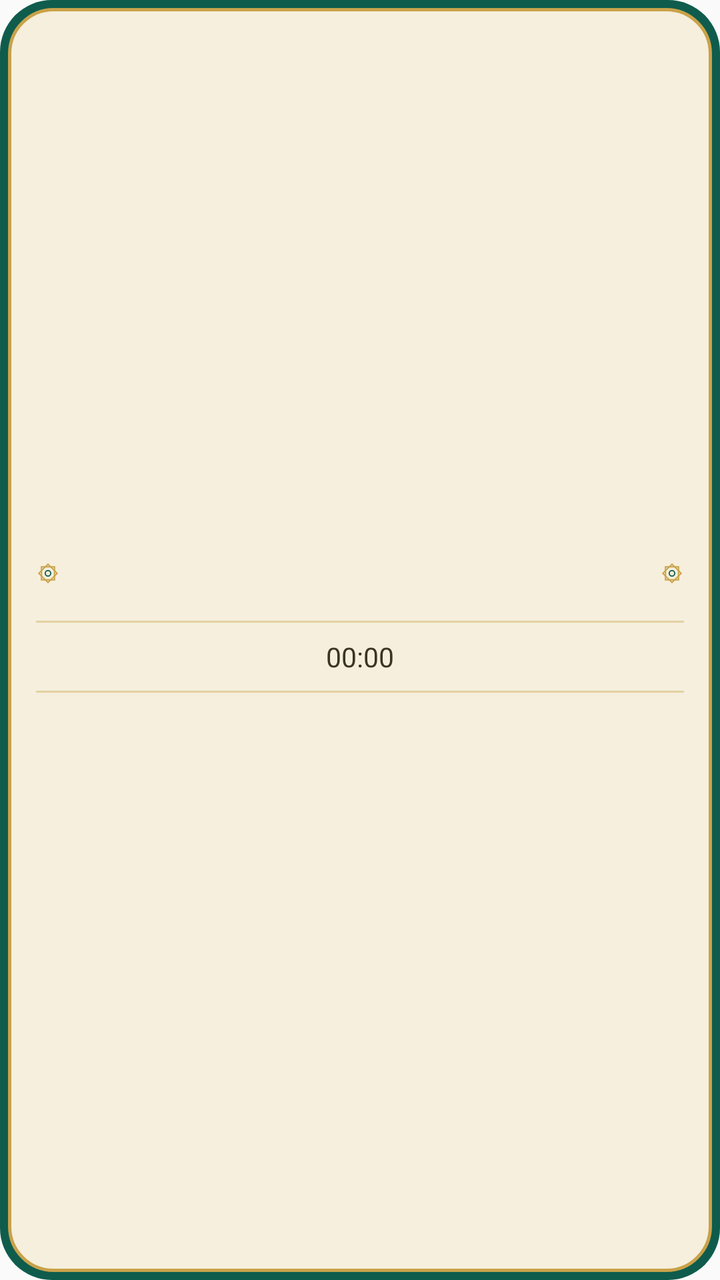
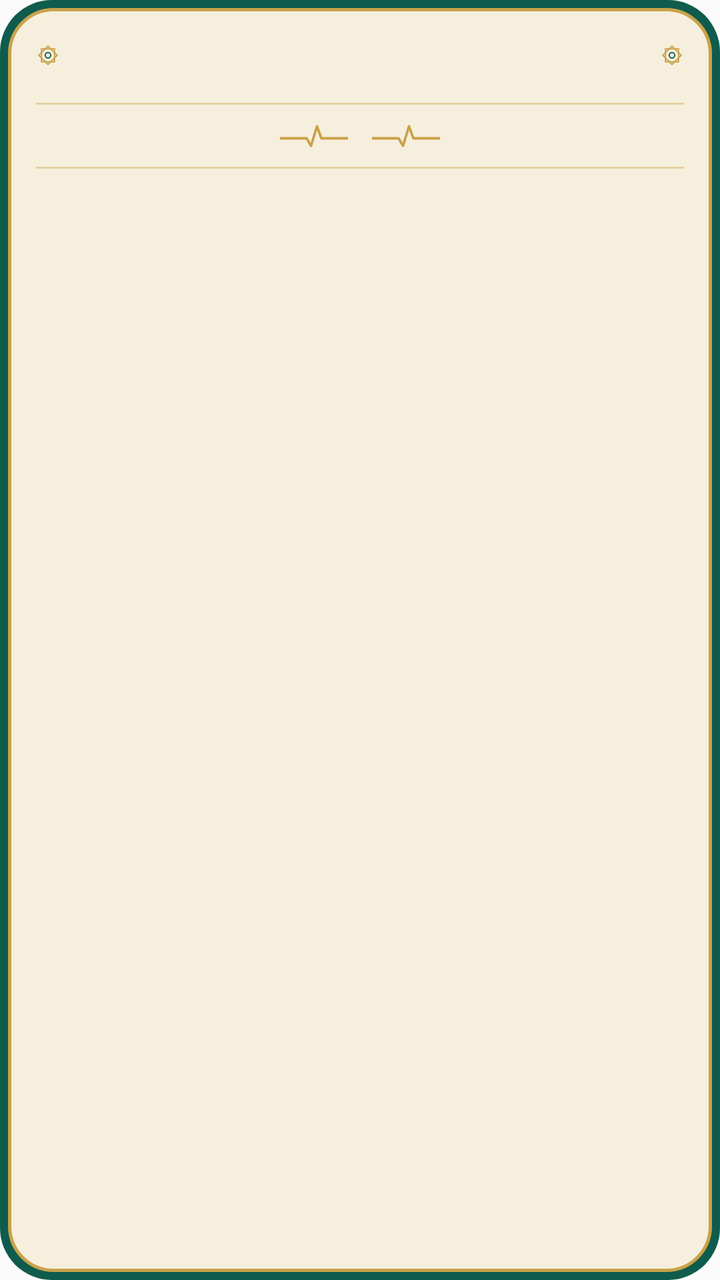

Before-and-after screenshots of an Android layout around one commit, followed by the original layout XML and the change that was made.
<!-- AndroidManifest.xml: application theme AppTheme -->
<!-- res/layout/widget_day.xml -->
<?xml version="1.0" encoding="utf-8"?>
<FrameLayout xmlns:android="http://schemas.android.com/apk/res/android"
    android:id="@+id/hroot" android:layout_width="match_parent" android:layout_height="match_parent">
    <ImageView android:layout_width="match_parent" android:layout_height="match_parent" android:scaleType="fitXY" android:src="@drawable/hw_edge" />
    <ImageView android:layout_width="match_parent" android:layout_height="match_parent" android:layout_margin="4dp" android:scaleType="fitXY" android:src="@drawable/hw_face" />
    <LinearLayout android:layout_width="match_parent" android:layout_height="match_parent" android:layoutDirection="rtl"
        android:gravity="center_vertical" android:orientation="vertical" android:paddingLeft="18dp" android:paddingRight="18dp" android:paddingTop="10dp" android:paddingBottom="10dp">

        
        <LinearLayout android:layout_width="match_parent" android:layout_height="wrap_content" android:gravity="center" android:orientation="horizontal">
            <ImageView android:layout_width="12dp" android:layout_height="12dp" android:src="@drawable/widget_star" />
            <LinearLayout android:layout_width="0dp" android:layout_weight="1" android:layout_height="wrap_content" android:gravity="center" android:orientation="vertical">
                <TextView android:id="@+id/hhijri" android:layout_width="wrap_content" android:layout_height="wrap_content" android:includeFontPadding="false"
                    android:fontFamily="serif" android:textStyle="bold" android:textSize="16sp" android:textColor="#0F5C4D" android:maxLines="1" android:textDirection="rtl" />
                <TextView android:id="@+id/hgreg" android:layout_width="wrap_content" android:layout_height="wrap_content"
                    android:textSize="12sp" android:textColor="#6B6650" android:maxLines="1" android:textDirection="rtl" />
            </LinearLayout>
            <ImageView android:layout_width="12dp" android:layout_height="12dp" android:src="@drawable/widget_star" />
        </LinearLayout>

        <ImageView android:layout_width="match_parent" android:layout_height="1dp" android:layout_marginTop="6dp" android:layout_marginBottom="6dp" android:scaleType="fitXY" android:src="@drawable/hw_rule" />

        
        <LinearLayout android:layout_width="match_parent" android:layout_height="wrap_content" android:gravity="center" android:orientation="horizontal">
            <TextView android:id="@+id/pname" android:layout_width="wrap_content" android:layout_height="wrap_content"
                android:fontFamily="serif" android:textStyle="bold" android:textSize="16sp" android:textColor="#0F5C4D" android:maxLines="1" />
            <Chronometer android:id="@+id/pcount" android:layout_width="wrap_content" android:layout_height="wrap_content" android:layout_marginStart="10dp"
                android:textSize="13.5sp" android:textColor="#3B3424" android:textDirection="rtl" />
            <TextView android:id="@+id/pnow" android:layout_width="wrap_content" android:layout_height="wrap_content" android:layout_marginStart="10dp" android:visibility="gone"
                android:textStyle="bold" android:textSize="13.5sp" android:textColor="#B8892E" />
            <TextView android:id="@+id/ptime" android:layout_width="wrap_content" android:layout_height="wrap_content" android:layout_marginStart="10dp"
                android:textSize="12sp" android:textColor="#8A7A50" />
        </LinearLayout>

        <ImageView android:layout_width="match_parent" android:layout_height="1dp" android:layout_marginTop="6dp" android:layout_marginBottom="6dp" android:scaleType="fitXY" android:src="@drawable/hw_rule" />

        
        <LinearLayout android:layout_width="match_parent" android:layout_height="wrap_content" android:gravity="center_vertical" android:orientation="horizontal">
            <TextView android:id="@+id/ttext" android:layout_width="0dp" android:layout_weight="1" android:layout_height="wrap_content"
                android:fontFamily="serif" android:textSize="14sp" android:textColor="#1D2A28" android:maxLines="3" android:ellipsize="end"
                android:lineSpacingMultiplier="0.95" android:textDirection="rtl" android:gravity="start|center_vertical" />
            <TextView android:id="@+id/tdone" android:layout_width="wrap_content" android:layout_height="wrap_content" android:layout_marginStart="8dp"
                android:background="@drawable/hw_btn" android:paddingLeft="13dp" android:paddingRight="13dp" android:paddingTop="6dp" android:paddingBottom="6dp"
                android:text="فعلتُها" android:textStyle="bold" android:textSize="13sp" android:textColor="#FFFFFF" android:visibility="gone" />
        </LinearLayout>
    </LinearLayout>
</FrameLayout>
<!-- resources referenced by this layout -->
<resources>
  <!-- drawable hw_btn (drawable) -->
  <?xml version="1.0" encoding="utf-8"?>
  <shape xmlns:android="http://schemas.android.com/apk/res/android" android:shape="rectangle">
      <solid android:color="#0F5C4D" />
      <corners android:radius="20dp" />
  </shape>
  <!-- drawable hw_edge (drawable) -->
  <?xml version="1.0" encoding="utf-8"?>
  <shape xmlns:android="http://schemas.android.com/apk/res/android" android:shape="rectangle">
      <solid android:color="#0F5C4D" />
      <corners android:radius="26dp" />
  </shape>
  <!-- drawable hw_face (drawable) -->
  <?xml version="1.0" encoding="utf-8"?>
  <shape xmlns:android="http://schemas.android.com/apk/res/android" android:shape="rectangle">
      <solid android:color="#F6EFDD" />
      <stroke android:width="1.5dp" android:color="#C9A24A" />
      <corners android:radius="22dp" />
  </shape>
  <!-- drawable hw_rule (drawable) -->
  <?xml version="1.0" encoding="utf-8"?>
  <shape xmlns:android="http://schemas.android.com/apk/res/android" android:shape="rectangle">
      <solid android:color="#66C9A24A" />
  </shape>
  <!-- drawable widget_star (drawable) -->
  <?xml version="1.0" encoding="utf-8"?>
  <vector xmlns:android="http://schemas.android.com/apk/res/android"
      android:width="24dp" android:height="24dp" android:viewportWidth="24" android:viewportHeight="24">
      <path android:pathData="M5.5,5.5 L18.5,5.5 L18.5,18.5 L5.5,18.5 Z" android:strokeColor="#C9A24A" android:strokeWidth="1.3" android:fillColor="#00000000" />
      <path android:pathData="M12,2.8 L21.2,12 L12,21.2 L2.8,12 Z" android:strokeColor="#C9A24A" android:strokeWidth="1.3" android:fillColor="#00000000" />
      <path android:pathData="M12,9.2 A2.8,2.8 0 1,1 11.99,9.2 Z" android:strokeColor="#0F5C4D" android:strokeWidth="1.2" android:fillColor="#00000000" />
  </vector>
  <style name="AppTheme" parent="Theme.AppCompat.Light.DarkActionBar">
          
          <item name="colorPrimary">@color/colorPrimary</item>
          <item name="colorPrimaryDark">@color/colorPrimaryDark</item>
          <item name="colorAccent">@color/colorAccent</item>
      </style>
</resources>

<!-- the commit's change to res/layout/widget_day.xml (unified diff, before → after) -->
@@ -7,41 +7,44 @@
         android:gravity="center_vertical" android:orientation="vertical" android:paddingLeft="18dp" android:paddingRight="18dp" android:paddingTop="10dp" android:paddingBottom="10dp">
 
         
+        <ViewFlipper android:id="@+id/hdflip" android:layout_width="match_parent" android:layout_height="wrap_content"
+            android:autoStart="true" android:flipInterval="15000" android:inAnimation="@anim/wslide_in" android:outAnimation="@anim/wslide_out">
+            <LinearLayout android:layout_width="match_parent" android:layout_height="wrap_content" android:gravity="center" android:orientation="horizontal">
+                <ImageView android:layout_width="12dp" android:layout_height="12dp" android:src="@drawable/widget_star" />
+                <LinearLayout android:layout_width="0dp" android:layout_weight="1" android:layout_height="wrap_content" android:gravity="center" android:orientation="vertical">
+                    <TextView android:id="@+id/hhijri" android:layout_width="wrap_content" android:layout_height="wrap_content" android:includeFontPadding="false"
+                        android:fontFamily="serif" android:textStyle="bold" android:textSize="16sp" android:textColor="#0F5C4D" android:maxLines="1" android:textDirection="rtl" />
+                    <TextView android:id="@+id/hgreg" android:layout_width="wrap_content" android:layout_height="wrap_content"
+                        android:textSize="12sp" android:textColor="#6B6650" android:maxLines="1" android:textDirection="rtl" />
+                </LinearLayout>
+                <ImageView android:layout_width="12dp" android:layout_height="12dp" android:src="@drawable/widget_star" />
+            </LinearLayout>
+            <LinearLayout android:layout_width="match_parent" android:layout_height="wrap_content" android:gravity="center" android:orientation="horizontal">
+                <ImageView android:layout_width="12dp" android:layout_height="12dp" android:src="@drawable/widget_star" />
+                <LinearLayout android:layout_width="0dp" android:layout_weight="1" android:layout_height="wrap_content" android:gravity="center" android:orientation="vertical">
+                    <TextView android:id="@+id/hhijri2" android:layout_width="wrap_content" android:layout_height="wrap_content" android:includeFontPadding="false"
+                        android:fontFamily="serif" android:textStyle="bold" android:textSize="16sp" android:textColor="#0F5C4D" android:maxLines="1" android:textDirection="rtl" />
+                    <TextView android:id="@+id/hgreg2" android:layout_width="wrap_content" android:layout_height="wrap_content"
+                        android:textSize="12sp" android:textColor="#6B6650" android:maxLines="1" android:textDirection="rtl" />
+                </LinearLayout>
+                <ImageView android:layout_width="12dp" android:layout_height="12dp" android:src="@drawable/widget_star" />
+            </LinearLayout>
+        </ViewFlipper>
+
+        <ImageView android:layout_width="match_parent" android:layout_height="1dp" android:layout_marginTop="6dp" android:layout_marginBottom="6dp" android:scaleType="fitXY" android:src="@drawable/hw_rule" />
+
+        
         <LinearLayout android:layout_width="match_parent" android:layout_height="wrap_content" android:gravity="center" android:orientation="horizontal">
-            <ImageView android:layout_width="12dp" android:layout_height="12dp" android:src="@drawable/widget_star" />
-            <LinearLayout android:layout_width="0dp" android:layout_weight="1" android:layout_height="wrap_content" android:gravity="center" android:orientation="vertical">
-                <TextView android:id="@+id/hhijri" android:layout_width="wrap_content" android:layout_height="wrap_content" android:includeFontPadding="false"
-                    android:fontFamily="serif" android:textStyle="bold" android:textSize="16sp" android:textColor="#0F5C4D" android:maxLines="1" android:textDirection="rtl" />
-                <TextView android:id="@+id/hgreg" android:layout_width="wrap_content" android:layout_height="wrap_content"
-                    android:textSize="12sp" android:textColor="#6B6650" android:maxLines="1" android:textDirection="rtl" />
-            </LinearLayout>
-            <ImageView android:layout_width="12dp" android:layout_height="12dp" android:src="@drawable/widget_star" />
+            <ImageView android:layout_width="34dp" android:layout_height="12dp" android:src="@drawable/hw_pulse" />
+            <TextView android:id="@+id/pline" android:layout_width="wrap_content" android:layout_height="wrap_content" android:layout_marginStart="6dp" android:layout_marginEnd="6dp"
+                android:textSize="14sp" android:textColor="#6B6650" android:maxLines="1" android:textDirection="rtl" />
+            <ImageView android:layout_width="34dp" android:layout_height="12dp" android:src="@drawable/hw_pulse" />
         </LinearLayout>
 
         <ImageView android:layout_width="match_parent" android:layout_height="1dp" android:layout_marginTop="6dp" android:layout_marginBottom="6dp" android:scaleType="fitXY" android:src="@drawable/hw_rule" />
 
         
-        <LinearLayout android:layout_width="match_parent" android:layout_height="wrap_content" android:gravity="center" android:orientation="horizontal">
-            <TextView android:id="@+id/pname" android:layout_width="wrap_content" android:layout_height="wrap_content"
-                android:fontFamily="serif" android:textStyle="bold" android:textSize="16sp" android:textColor="#0F5C4D" android:maxLines="1" />
-            <Chronometer android:id="@+id/pcount" android:layout_width="wrap_content" android:layout_height="wrap_content" android:layout_marginStart="10dp"
-                android:textSize="13.5sp" android:textColor="#3B3424" android:textDirection="rtl" />
-            <TextView android:id="@+id/pnow" android:layout_width="wrap_content" android:layout_height="wrap_content" android:layout_marginStart="10dp" android:visibility="gone"
-                android:textStyle="bold" android:textSize="13.5sp" android:textColor="#B8892E" />
-            <TextView android:id="@+id/ptime" android:layout_width="wrap_content" android:layout_height="wrap_content" android:layout_marginStart="10dp"
-                android:textSize="12sp" android:textColor="#8A7A50" />
-        </LinearLayout>
-
-        <ImageView android:layout_width="match_parent" android:layout_height="1dp" android:layout_marginTop="6dp" android:layout_marginBottom="6dp" android:scaleType="fitXY" android:src="@drawable/hw_rule" />
-
-        
-        <LinearLayout android:layout_width="match_parent" android:layout_height="wrap_content" android:gravity="center_vertical" android:orientation="horizontal">
-            <TextView android:id="@+id/ttext" android:layout_width="0dp" android:layout_weight="1" android:layout_height="wrap_content"
-                android:fontFamily="serif" android:textSize="14sp" android:textColor="#1D2A28" android:maxLines="3" android:ellipsize="end"
-                android:lineSpacingMultiplier="0.95" android:textDirection="rtl" android:gravity="start|center_vertical" />
-            <TextView android:id="@+id/tdone" android:layout_width="wrap_content" android:layout_height="wrap_content" android:layout_marginStart="8dp"
-                android:background="@drawable/hw_btn" android:paddingLeft="13dp" android:paddingRight="13dp" android:paddingTop="6dp" android:paddingBottom="6dp"
-                android:text="فعلتُها" android:textStyle="bold" android:textSize="13sp" android:textColor="#FFFFFF" android:visibility="gone" />
-        </LinearLayout>
+        <ViewFlipper android:id="@+id/hrot" android:layout_width="match_parent" android:layout_height="0dp" android:layout_weight="1"
+            android:autoStart="true" android:flipInterval="7000" android:inAnimation="@android:anim/fade_in" android:outAnimation="@android:anim/fade_out" />
     </LinearLayout>
 </FrameLayout>
<!-- resource entries referenced after the edit -->
@@ -1,11 +1,5 @@
 <!-- resources referenced by this layout -->
 <resources>
-  <!-- drawable hw_btn (drawable) -->
-  <?xml version="1.0" encoding="utf-8"?>
-  <shape xmlns:android="http://schemas.android.com/apk/res/android" android:shape="rectangle">
-      <solid android:color="#0F5C4D" />
-      <corners android:radius="20dp" />
-  </shape>
   <!-- drawable hw_edge (drawable) -->
   <?xml version="1.0" encoding="utf-8"?>
   <shape xmlns:android="http://schemas.android.com/apk/res/android" android:shape="rectangle">
@@ -19,6 +13,11 @@
       <stroke android:width="1.5dp" android:color="#C9A24A" />
       <corners android:radius="22dp" />
   </shape>
+  <!-- drawable hw_pulse (drawable) -->
+  <?xml version="1.0" encoding="utf-8"?>
+  <vector xmlns:android="http://schemas.android.com/apk/res/android" android:width="34dp" android:height="12dp" android:viewportWidth="46" android:viewportHeight="16">
+      <path android:pathData="M46,10 H28 l-3,-8 l-4,13 l-3,-5 H0" android:strokeColor="#C9A24A" android:strokeWidth="1.7" android:strokeLineJoin="round" android:fillColor="#00000000" />
+  </vector>
   <!-- drawable hw_rule (drawable) -->
   <?xml version="1.0" encoding="utf-8"?>
   <shape xmlns:android="http://schemas.android.com/apk/res/android" android:shape="rectangle">
